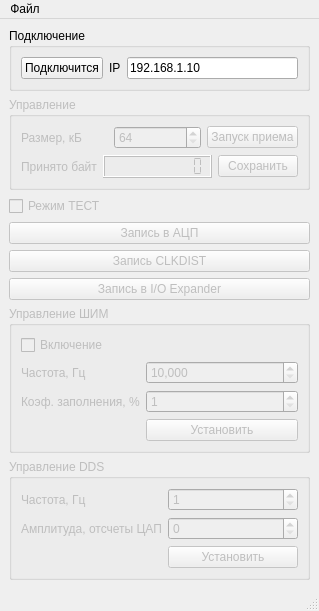
The window that mainwindow.ui (reffum/digitizer_pc) describes before a commit, drawn with Qt 5.
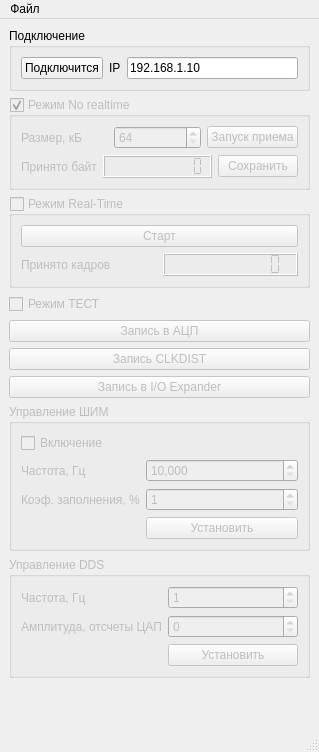
The same window after the commit.

Commit message: Write code for real-time mode. Not test it.

Patch:
```diff
--- a/mainwindow.ui
+++ b/mainwindow.ui
@@ -7,7 +7,7 @@
     <x>0</x>
     <y>0</y>
     <width>306</width>
-    <height>580</height>
+    <height>752</height>
    </rect>
   </property>
   <property name="minimumSize">
@@ -20,7 +20,7 @@
    <string>Оцифровщик </string>
   </property>
   <widget class="QWidget" name="centralwidget">
-   <layout class="QVBoxLayout" name="verticalLayout_2">
+   <layout class="QVBoxLayout" name="verticalLayout_3">
     <item>
      <widget class="QGroupBox" name="groupBox">
       <property name="title">
@@ -59,12 +59,15 @@
      </widget>
     </item>
     <item>
-     <widget class="QGroupBox" name="control_groupBox">
+     <widget class="QGroupBox" name="noRealTime_groupBox">
       <property name="enabled">
        <bool>false</bool>
       </property>
       <property name="title">
-       <string>Управление</string>
+       <string>Режим No realtime</string>
+      </property>
+      <property name="checkable">
+       <bool>true</bool>
       </property>
       <layout class="QVBoxLayout" name="verticalLayout">
        <item>
@@ -146,6 +149,60 @@
       </layout>
      </widget>
     </item>
+    <item>
+     <widget class="QGroupBox" name="realTime_groupBox">
+      <property name="enabled">
+       <bool>false</bool>
+      </property>
+      <property name="title">
+       <string>Режим Real-Time</string>
+      </property>
+      <property name="checkable">
+       <bool>true</bool>
+      </property>
+      <property name="checked">
+       <bool>false</bool>
+      </property>
+      <layout class="QVBoxLayout" name="verticalLayout_2">
+       <item>
+        <widget class="QPushButton" name="realTime_pushButton">
+         <property name="text">
+          <string>Старт</string>
+         </property>
+         <property name="checkable">
+          <bool>true</bool>
+         </property>
+        </widget>
+       </item>
+       <item>
+        <layout class="QHBoxLayout" name="horizontalLayout_6">
+         <item>
+          <widget class="QLabel" name="framesNum_label">
+           <property name="text">
+            <string>Принято кадров</string>
+           </property>
+          </widget>
+         </item>
+         <item>
+          <widget class="QLCDNumber" name="rtFrames_lcdNumber">
+           <property name="font">
+            <font>
+             <pointsize>12</pointsize>
+            </font>
+           </property>
+           <property name="digitCount">
+            <number>10</number>
+           </property>
+           <property name="segmentStyle">
+            <enum>QLCDNumber::Flat</enum>
+           </property>
+          </widget>
+         </item>
+        </layout>
+       </item>
+      </layout>
+     </widget>
+    </item>
     <item>
      <widget class="QCheckBox" name="test_checkBox">
       <property name="enabled">
```
The commit also changes 5 other files.
